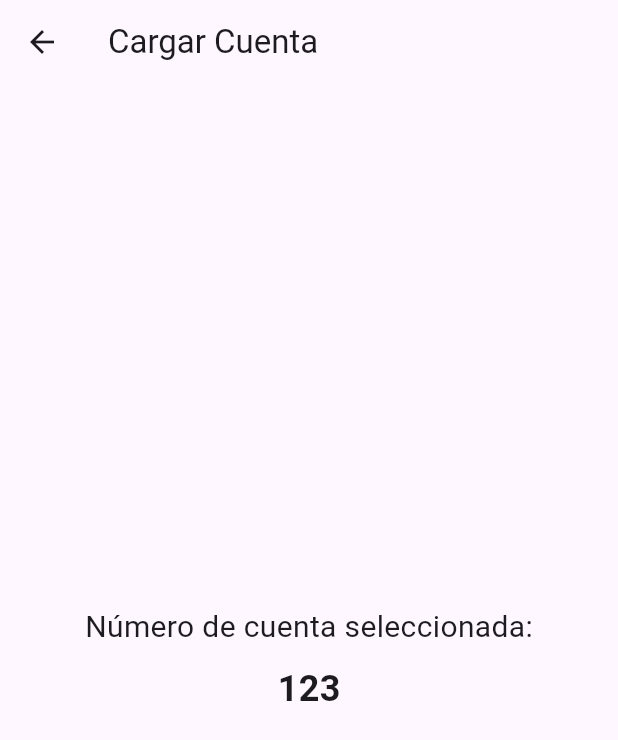
After one commit to WulinSudan/PFG-code-, a Flutter app: the ChargePage screen opened by its route, on a phone screen of 412 x 824 dp. The commit adds this screen. Shown: the top 740 px of the screen. Run offline on Flutter 3.47's test engine with Material 3 defaults, Android fonts, the phone set to English and light mode, and no system bars; our stand-ins replace graphql_flutter, qr_flutter; missing offline and left inert: qr_code_scanner.

Commit message:
client: creat chargepage.dart

```diff
--- a/client/lib/main.dart
+++ b/client/lib/main.dart
@@ -5,6 +5,7 @@ import 'pages/login.dart';
 import 'pages/mainpage.dart';
 import 'pages/registration.dart';
 import 'mutation.dart';
+import 'pages/chargepage.dart';
 void main() {
   runApp(MyApp());
 }
@@ -22,6 +23,7 @@ class _MyAppState extends State<MyApp> {
     return MaterialApp(
       initialRoute: '/login',
       routes: {
+        '/chargepage': (context) => ChargePage(),
         '/mutation': (context) => MutationPage(),
         '/mainpage': (context) {
           final String? accessToken = ModalRoute.of(context)?.settings.arguments as String?;
--- /dev/null
+++ b/client/lib/pages/chargepage.dart
@@ -0,0 +1,37 @@
+import 'package:flutter/material.dart';
+
+class ChargePage extends StatefulWidget {
+  final String accountNumber= "123";
+
+  //ChargePage({required this.accountNumber});
+
+  @override
+  _ChargePageState createState() => _ChargePageState();
+}
+
+class _ChargePageState extends State<ChargePage> {
+  @override
+  Widget build(BuildContext context) {
+    return Scaffold(
+      appBar: AppBar(
+        title: Text('Cargar Cuenta'),
+      ),
+      body: Center(
+        child: Column(
+          mainAxisAlignment: MainAxisAlignment.center,
+          children: [
+            Text(
+              'Número de cuenta seleccionada:',
+              style: TextStyle(fontSize: 20),
+            ),
+            SizedBox(height: 10),
+            Text(
+              widget.accountNumber,
+              style: TextStyle(fontSize: 24, fontWeight: FontWeight.bold),
+            ),
+          ],
+        ),
+      ),
+    );
+  }
+}
--- a/client/lib/pages/mainpage.dart
+++ b/client/lib/pages/mainpage.dart
@@ -192,8 +192,8 @@ class _MainPageState extends State<MainPage> {
               onPressed: selectedAccountIndex != null ? () {
                 Navigator.pushNamed(
                   context,
-                  '/qrmainpage',
-                  arguments: {'accessToken': widget.accessToken},
+                  '/chargepage',
+                  arguments: {'accountNumber': accounts[selectedAccountIndex!].numberAccount},
                 );
               } : null,
               style: ButtonStyle(
```
